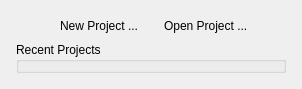
ImageProcessing-ElectronicPublications/scantailor-deviant, file ui/NewOpenProjectPanel.ui: the form before one commit.
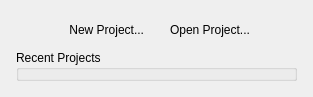
The form after the commit.

```diff
--- a/ui/NewOpenProjectPanel.ui
+++ b/ui/NewOpenProjectPanel.ui
@@ -1,12 +1,12 @@
 <ui version="4.0" >
  <class>NewOpenProjectPanel</class>
- <widget class="QWidget" name="NewOpenProjectPanel" >
-  <property name="geometry" >
+ <widget class="QWidget" name="NewOpenProjectPanel">
+  <property name="geometry">
    <rect>
     <x>0</x>
     <y>0</y>
-    <width>302</width>
-    <height>81</height>
+    <width>313</width>
+    <height>97</height>
    </rect>
   </property>
   <property name="sizePolicy" >
@@ -47,9 +47,9 @@
          </spacer>
         </item>
         <item>
-         <widget class="QLabel" name="newProjectLabel" >
-          <property name="text" >
-           <string>New Project ...</string>
+         <widget class="QLabel" name="newProjectLabel">
+          <property name="text">
+           <string>New Project...</string>
           </property>
           <property name="alignment" >
            <set>Qt::AlignRight|Qt::AlignTrailing|Qt::AlignVCenter</set>
@@ -73,9 +73,9 @@
          </spacer>
         </item>
         <item>
-         <widget class="QLabel" name="openProjectLabel" >
-          <property name="text" >
-           <string>Open Project ...</string>
+         <widget class="QLabel" name="openProjectLabel">
+          <property name="text">
+           <string>Open Project...</string>
           </property>
          </widget>
         </item>
```
Left out of the diff: 60 changed lines with no effect on the pictures.
